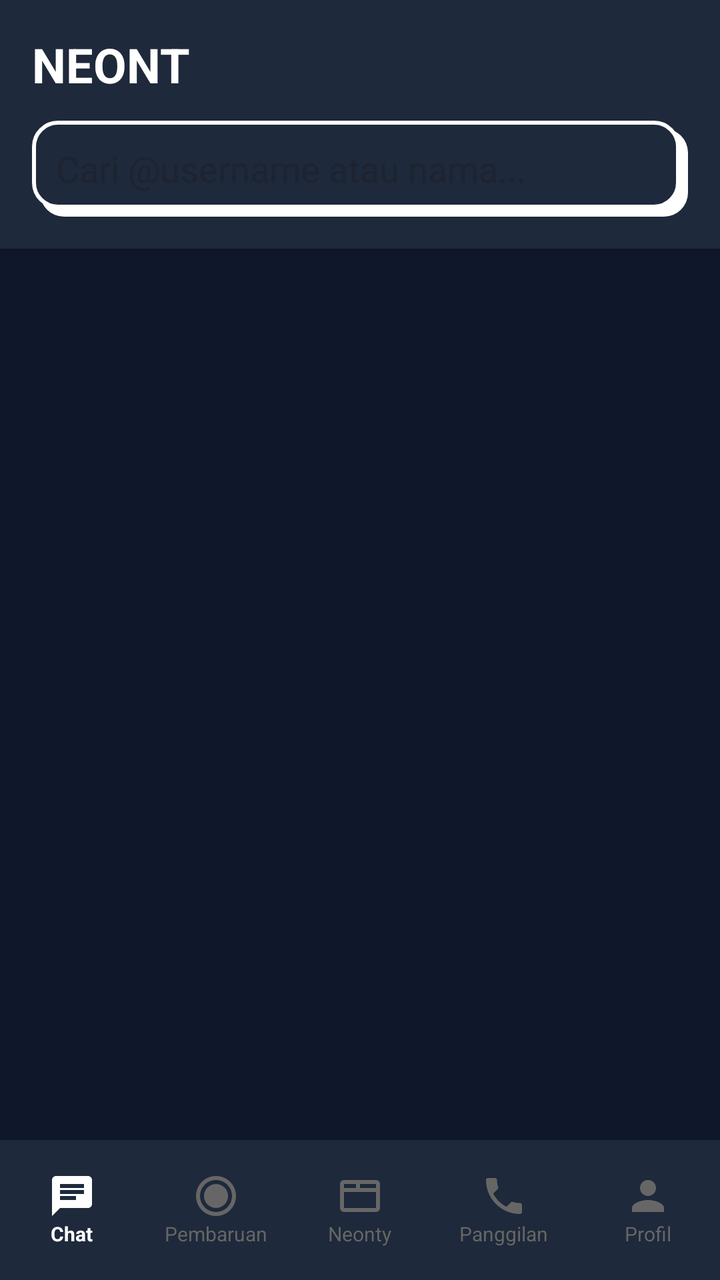
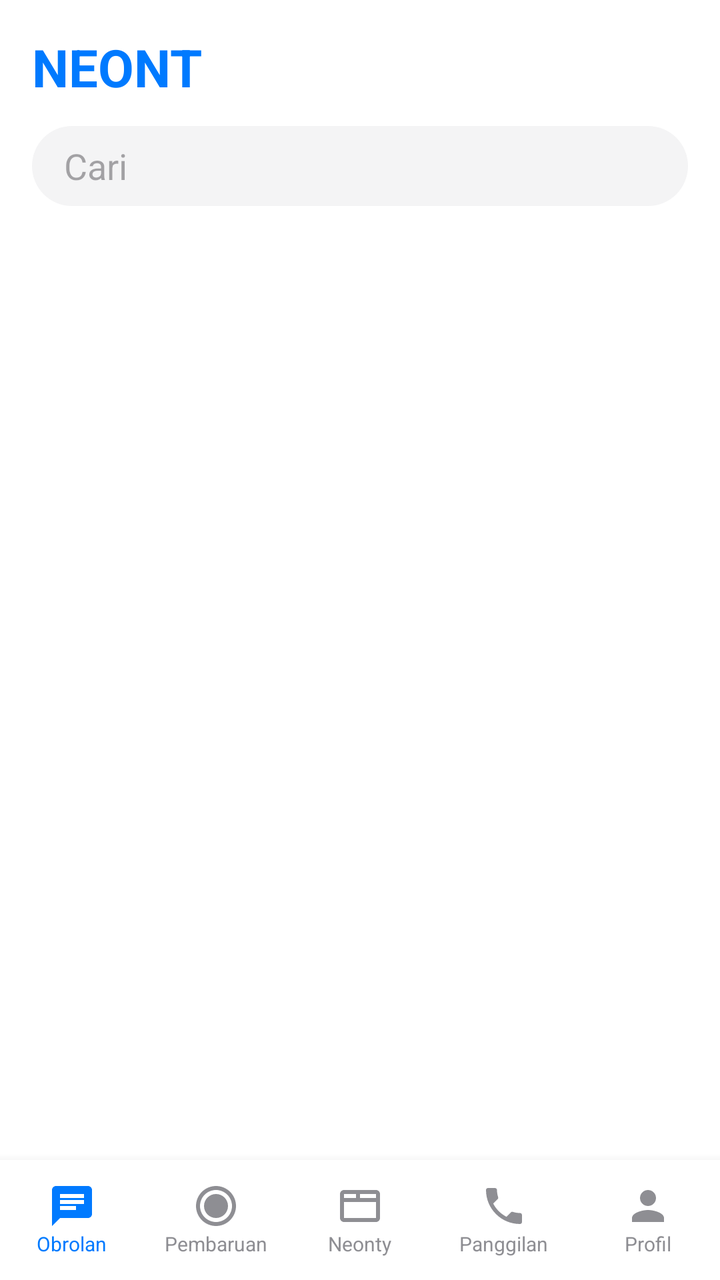

Compare the two renders of this Android layout. The source of the first and the diff that turns it into the second are given below.
<!-- AndroidManifest.xml: application theme Theme.Material3.DayNight.NoActionBar -->
<!-- res/layout/activity_home.xml -->
<?xml version="1.0" encoding="utf-8"?>
<androidx.constraintlayout.widget.ConstraintLayout xmlns:android="http://schemas.android.com/apk/res/android"
    xmlns:app="http://schemas.android.com/apk/res-auto"
    android:layout_width="match_parent"
    android:layout_height="match_parent"
    android:background="@color/nb_bg">

    <LinearLayout
        android:id="@+id/headerLayout"
        android:layout_width="match_parent"
        android:layout_height="wrap_content"
        android:orientation="vertical"
        android:padding="16dp"
        android:background="@color/nb_white"
        android:elevation="4dp"
        app:layout_constraintTop_toTopOf="parent">

        <TextView android:layout_width="wrap_content" android:layout_height="wrap_content" android:text="NEONT" android:textColor="@color/nb_black" android:textSize="24sp" android:textStyle="bold" android:layout_marginBottom="12dp"/>

        <EditText
            android:id="@+id/etHomeSearch"
            android:layout_width="match_parent"
            android:layout_height="48dp"
            android:background="@drawable/nb_box_white"
            android:hint="Cari @username atau nama..."
            android:padding="12dp"
            android:inputType="text"
            android:importantForAutofill="no"/>
    </LinearLayout>

    <androidx.recyclerview.widget.RecyclerView
        android:id="@+id/rvChats"
        android:layout_width="match_parent"
        android:layout_height="0dp"
        android:layout_margin="8dp"
        app:layout_constraintTop_toBottomOf="@id/headerLayout"
        app:layout_constraintBottom_toTopOf="@id/bottomNav" />

    
    <LinearLayout
        android:id="@+id/bottomNav"
        android:layout_width="match_parent"
        android:layout_height="70dp"
        android:background="@color/nb_white"
        android:elevation="8dp"
        android:orientation="horizontal"
        app:layout_constraintBottom_toBottomOf="parent">

        <LinearLayout android:id="@+id/navChat" android:layout_width="0dp" android:layout_height="match_parent" android:layout_weight="1" android:orientation="vertical" android:gravity="center" android:background="?attr/selectableItemBackground">
            <ImageView android:layout_width="24dp" android:layout_height="24dp" android:src="@drawable/ic_wa_chat" app:tint="@color/nb_black"/>
            <TextView android:layout_width="wrap_content" android:layout_height="wrap_content" android:text="Chat" android:textSize="10sp" android:textStyle="bold" android:textColor="@color/nb_black"/>
        </LinearLayout>

        <LinearLayout android:id="@+id/navPembaruan" android:layout_width="0dp" android:layout_height="match_parent" android:layout_weight="1" android:orientation="vertical" android:gravity="center" android:background="?attr/selectableItemBackground">
            <ImageView android:layout_width="24dp" android:layout_height="24dp" android:src="@drawable/ic_wa_status" app:tint="#666666"/>
            <TextView android:layout_width="wrap_content" android:layout_height="wrap_content" android:text="Pembaruan" android:textSize="10sp" android:textColor="#666666"/>
        </LinearLayout>

        <LinearLayout android:id="@+id/navNeonty" android:layout_width="0dp" android:layout_height="match_parent" android:layout_weight="1" android:orientation="vertical" android:gravity="center" android:background="?attr/selectableItemBackground">
            <ImageView android:layout_width="24dp" android:layout_height="24dp" android:src="@drawable/ic_neonty_box" app:tint="#666666"/>
            <TextView android:layout_width="wrap_content" android:layout_height="wrap_content" android:text="Neonty" android:textSize="10sp" android:textColor="#666666"/>
        </LinearLayout>

        <LinearLayout android:id="@+id/navPanggilan" android:layout_width="0dp" android:layout_height="match_parent" android:layout_weight="1" android:orientation="vertical" android:gravity="center" android:background="?attr/selectableItemBackground">
            <ImageView android:layout_width="24dp" android:layout_height="24dp" android:src="@drawable/ic_wa_call" app:tint="#666666"/>
            <TextView android:layout_width="wrap_content" android:layout_height="wrap_content" android:text="Panggilan" android:textSize="10sp" android:textColor="#666666"/>
        </LinearLayout>

        <LinearLayout android:id="@+id/navProfile" android:layout_width="0dp" android:layout_height="match_parent" android:layout_weight="1" android:orientation="vertical" android:gravity="center" android:background="?attr/selectableItemBackground">
            <ImageView android:layout_width="24dp" android:layout_height="24dp" android:src="@drawable/ic_wa_profile" app:tint="#666666"/>
            <TextView android:layout_width="wrap_content" android:layout_height="wrap_content" android:text="Profil" android:textSize="10sp" android:textColor="#666666"/>
        </LinearLayout>
    </LinearLayout>
</androidx.constraintlayout.widget.ConstraintLayout>
<!-- resources referenced by this layout -->
<resources>
  <color name="nb_bg">#0F172A</color>
  <color name="nb_black">#FFFFFF</color>
  <color name="nb_white">#1E293B</color>
  <!-- drawable ic_neonty_box (drawable) -->
  <vector xmlns:android="http://schemas.android.com/apk/res/android" android:width="24dp" android:height="24dp" android:viewportWidth="24" android:viewportHeight="24">
      <path android:fillColor="#000000" android:pathData="M20,4H4C2.9,4 2,4.9 2,6v12c0,1.1 0.9,2 2,2h16c1.1,0 2,-0.9 2,-2V6C22,4.9 21.1,4 20,4zM20,8h-8V6h8V8zM4,6h6v2H4V6zM4,18v-8h16v8H4z"/>
  </vector>
  <!-- drawable ic_wa_call (drawable) -->
  <vector xmlns:android="http://schemas.android.com/apk/res/android" android:width="24dp" android:height="24dp" android:viewportWidth="24" android:viewportHeight="24"><path android:fillColor="#000000" android:pathData="M6.62,10.79c1.44,2.83 3.76,5.14 6.59,6.59l2.2,-2.2c0.27,-0.27 0.67,-0.36 1.02,-0.24 1.12,0.37 2.33,0.57 3.57,0.57 0.55,0 1,0.45 1,1V20c0,0.55 -0.45,1 -1,1 -9.39,0 -17,-7.61 -17,-17 0,-0.55 0.45,-1 1,-1h3.5c0.55,0 1,0.45 1,1 0,1.25 0.2,2.45 0.57,3.57 0.11,0.35 0.03,0.74 -0.25,1.02l-2.2,2.2z"/></vector>
  <!-- drawable ic_wa_chat (drawable) -->
  <vector xmlns:android="http://schemas.android.com/apk/res/android" android:width="24dp" android:height="24dp" android:viewportWidth="24" android:viewportHeight="24"><path android:fillColor="#000000" android:pathData="M20,2H4c-1.1,0 -2,0.9 -2,2v18l4,-4h14c1.1,0 2,-0.9 2,-2V4c0,-1.1 -0.9,-2 -2,-2zM6,9h12v2H6V9zM14,14H6v-2h8V14zM18,8H6V6h12V8z"/></vector>
  <!-- drawable ic_wa_profile (drawable) -->
  <vector xmlns:android="http://schemas.android.com/apk/res/android" android:width="24dp" android:height="24dp" android:viewportWidth="24" android:viewportHeight="24">
      <path android:fillColor="#000000" android:pathData="M12,12c2.21,0 4,-1.79 4,-4s-1.79,-4 -4,-4 -4,1.79 -4,4 1.79,4 4,4zM12,14c-2.67,0 -8,1.34 -8,4v2h16v-2c0,-2.66 -5.33,-4 -8,-4z"/>
  </vector>
  <!-- drawable ic_wa_status (drawable) -->
  <vector xmlns:android="http://schemas.android.com/apk/res/android" android:width="24dp" android:height="24dp" android:viewportWidth="24" android:viewportHeight="24"><path android:fillColor="#000000" android:pathData="M12,2C6.48,2 2,6.48 2,12s4.48,10 10,10 10,-4.48 10,-10S17.52,2 12,2zM12,20c-4.41,0 -8,-3.59 -8,-8s3.59,-8 8,-8 8,3.59 8,8 -3.59,8 -8,8zM12,6c-3.31,0 -6,2.69 -6,6s2.69,6 6,6 6,-2.69 6,-6 -2.69,-6 -6,-6z"/></vector>
  <!-- drawable nb_box_white (drawable) -->
  <?xml version="1.0" encoding="utf-8"?>
  <layer-list xmlns:android="http://schemas.android.com/apk/res/android">
      
      <item android:left="4dp" android:top="4dp">
          <shape>
              <solid android:color="@color/nb_black" />
              <corners android:radius="12dp" />
          </shape>
      </item>
      
      <item android:right="4dp" android:bottom="4dp">
          <shape>
              <solid android:color="@color/nb_white" />
              <stroke android:width="2dp" android:color="@color/nb_black" />
              <corners android:radius="12dp" />
          </shape>
      </item>
  </layer-list>
</resources>

<!-- the commit's change to res/layout/activity_home.xml (unified diff, before → after) -->
@@ -3,36 +3,45 @@
     xmlns:app="http://schemas.android.com/apk/res-auto"
     android:layout_width="match_parent"
     android:layout_height="match_parent"
-    android:background="@color/nb_bg">
+    android:background="@color/tg_bg">
 
+    
     <LinearLayout
         android:id="@+id/headerLayout"
         android:layout_width="match_parent"
         android:layout_height="wrap_content"
         android:orientation="vertical"
         android:padding="16dp"
-        android:background="@color/nb_white"
-        android:elevation="4dp"
+        android:background="@color/tg_bg"
         app:layout_constraintTop_toTopOf="parent">
 
-        <TextView android:layout_width="wrap_content" android:layout_height="wrap_content" android:text="NEONT" android:textColor="@color/nb_black" android:textSize="24sp" android:textStyle="bold" android:layout_marginBottom="12dp"/>
+        <TextView
+            android:layout_width="wrap_content"
+            android:layout_height="wrap_content"
+            android:text="NEONT"
+            android:textColor="@color/tg_blue"
+            android:textSize="26sp"
+            android:textStyle="bold"
+            android:layout_marginBottom="12dp"/>
 
         <EditText
             android:id="@+id/etHomeSearch"
             android:layout_width="match_parent"
-            android:layout_height="48dp"
-            android:background="@drawable/nb_box_white"
-            android:hint="Cari @username atau nama..."
-            android:padding="12dp"
+            android:layout_height="40dp"
+            android:background="@drawable/bg_search_telegram"
+            android:hint="Cari"
+            android:paddingStart="16dp"
+            android:paddingEnd="16dp"
+            android:textColor="@color/tg_text"
             android:inputType="text"
             android:importantForAutofill="no"/>
     </LinearLayout>
 
+    
     <androidx.recyclerview.widget.RecyclerView
         android:id="@+id/rvChats"
         android:layout_width="match_parent"
         android:layout_height="0dp"
-        android:layout_margin="8dp"
         app:layout_constraintTop_toBottomOf="@id/headerLayout"
         app:layout_constraintBottom_toTopOf="@id/bottomNav" />
 
@@ -40,35 +49,35 @@
     <LinearLayout
         android:id="@+id/bottomNav"
         android:layout_width="match_parent"
-        android:layout_height="70dp"
-        android:background="@color/nb_white"
+        android:layout_height="60dp"
+        android:background="@color/tg_bg"
         android:elevation="8dp"
         android:orientation="horizontal"
         app:layout_constraintBottom_toBottomOf="parent">
 
         <LinearLayout android:id="@+id/navChat" android:layout_width="0dp" android:layout_height="match_parent" android:layout_weight="1" android:orientation="vertical" android:gravity="center" android:background="?attr/selectableItemBackground">
-            <ImageView android:layout_width="24dp" android:layout_height="24dp" android:src="@drawable/ic_wa_chat" app:tint="@color/nb_black"/>
-            <TextView android:layout_width="wrap_content" android:layout_height="wrap_content" android:text="Chat" android:textSize="10sp" android:textStyle="bold" android:textColor="@color/nb_black"/>
+            <ImageView android:layout_width="24dp" android:layout_height="24dp" android:src="@drawable/ic_wa_chat" app:tint="@color/tg_blue"/>
+            <TextView android:layout_width="wrap_content" android:layout_height="wrap_content" android:text="Obrolan" android:textSize="10sp" android:textColor="@color/tg_blue"/>
         </LinearLayout>
 
         <LinearLayout android:id="@+id/navPembaruan" android:layout_width="0dp" android:layout_height="match_parent" android:layout_weight="1" android:orientation="vertical" android:gravity="center" android:background="?attr/selectableItemBackground">
-            <ImageView android:layout_width="24dp" android:layout_height="24dp" android:src="@drawable/ic_wa_status" app:tint="#666666"/>
-            <TextView android:layout_width="wrap_content" android:layout_height="wrap_content" android:text="Pembaruan" android:textSize="10sp" android:textColor="#666666"/>
+            <ImageView android:layout_width="24dp" android:layout_height="24dp" android:src="@drawable/ic_wa_status" app:tint="@color/tg_text_gray"/>
+            <TextView android:layout_width="wrap_content" android:layout_height="wrap_content" android:text="Pembaruan" android:textSize="10sp" android:textColor="@color/tg_text_gray"/>
         </LinearLayout>
 
         <LinearLayout android:id="@+id/navNeonty" android:layout_width="0dp" android:layout_height="match_parent" android:layout_weight="1" android:orientation="vertical" android:gravity="center" android:background="?attr/selectableItemBackground">
-            <ImageView android:layout_width="24dp" android:layout_height="24dp" android:src="@drawable/ic_neonty_box" app:tint="#666666"/>
-            <TextView android:layout_width="wrap_content" android:layout_height="wrap_content" android:text="Neonty" android:textSize="10sp" android:textColor="#666666"/>
+            <ImageView android:layout_width="24dp" android:layout_height="24dp" android:src="@drawable/ic_neonty_box" app:tint="@color/tg_text_gray"/>
+            <TextView android:layout_width="wrap_content" android:layout_height="wrap_content" android:text="Neonty" android:textSize="10sp" android:textColor="@color/tg_text_gray"/>
         </LinearLayout>
 
         <LinearLayout android:id="@+id/navPanggilan" android:layout_width="0dp" android:layout_height="match_parent" android:layout_weight="1" android:orientation="vertical" android:gravity="center" android:background="?attr/selectableItemBackground">
-            <ImageView android:layout_width="24dp" android:layout_height="24dp" android:src="@drawable/ic_wa_call" app:tint="#666666"/>
-            <TextView android:layout_width="wrap_content" android:layout_height="wrap_content" android:text="Panggilan" android:textSize="10sp" android:textColor="#666666"/>
+            <ImageView android:layout_width="24dp" android:layout_height="24dp" android:src="@drawable/ic_wa_call" app:tint="@color/tg_text_gray"/>
+            <TextView android:layout_width="wrap_content" android:layout_height="wrap_content" android:text="Panggilan" android:textSize="10sp" android:textColor="@color/tg_text_gray"/>
         </LinearLayout>
 
         <LinearLayout android:id="@+id/navProfile" android:layout_width="0dp" android:layout_height="match_parent" android:layout_weight="1" android:orientation="vertical" android:gravity="center" android:background="?attr/selectableItemBackground">
-            <ImageView android:layout_width="24dp" android:layout_height="24dp" android:src="@drawable/ic_wa_profile" app:tint="#666666"/>
-            <TextView android:layout_width="wrap_content" android:layout_height="wrap_content" android:text="Profil" android:textSize="10sp" android:textColor="#666666"/>
+            <ImageView android:layout_width="24dp" android:layout_height="24dp" android:src="@drawable/ic_wa_profile" app:tint="@color/tg_text_gray"/>
+            <TextView android:layout_width="wrap_content" android:layout_height="wrap_content" android:text="Profil" android:textSize="10sp" android:textColor="@color/tg_text_gray"/>
         </LinearLayout>
     </LinearLayout>
 </androidx.constraintlayout.widget.ConstraintLayout>
<!-- resource entries referenced after the edit -->
@@ -1,8 +1,15 @@
 <!-- resources referenced by this layout -->
 <resources>
-  <color name="nb_bg">#0F172A</color>
-  <color name="nb_black">#FFFFFF</color>
-  <color name="nb_white">#1E293B</color>
+  <color name="tg_bg">#FFFFFF</color>
+  <color name="tg_blue">#007AFF</color>
+  <color name="tg_text">#000000</color>
+  <color name="tg_text_gray">#8E8E93</color>
+  <!-- drawable bg_search_telegram (drawable) -->
+  <?xml version="1.0" encoding="utf-8"?>
+  <shape xmlns:android="http://schemas.android.com/apk/res/android">
+      <solid android:color="@color/tg_bg_gray" />
+      <corners android:radius="20dp" />
+  </shape>
   <!-- drawable ic_neonty_box (drawable) -->
   <vector xmlns:android="http://schemas.android.com/apk/res/android" android:width="24dp" android:height="24dp" android:viewportWidth="24" android:viewportHeight="24">
       <path android:fillColor="#000000" android:pathData="M20,4H4C2.9,4 2,4.9 2,6v12c0,1.1 0.9,2 2,2h16c1.1,0 2,-0.9 2,-2V6C22,4.9 21.1,4 20,4zM20,8h-8V6h8V8zM4,6h6v2H4V6zM4,18v-8h16v8H4z"/>
@@ -17,24 +24,6 @@
   </vector>
   <!-- drawable ic_wa_status (drawable) -->
   <vector xmlns:android="http://schemas.android.com/apk/res/android" android:width="24dp" android:height="24dp" android:viewportWidth="24" android:viewportHeight="24"><path android:fillColor="#000000" android:pathData="M12,2C6.48,2 2,6.48 2,12s4.48,10 10,10 10,-4.48 10,-10S17.52,2 12,2zM12,20c-4.41,0 -8,-3.59 -8,-8s3.59,-8 8,-8 8,3.59 8,8 -3.59,8 -8,8zM12,6c-3.31,0 -6,2.69 -6,6s2.69,6 6,6 6,-2.69 6,-6 -2.69,-6 -6,-6z"/></vector>
-  <!-- drawable nb_box_white (drawable) -->
-  <?xml version="1.0" encoding="utf-8"?>
-  <layer-list xmlns:android="http://schemas.android.com/apk/res/android">
-      
-      <item android:left="4dp" android:top="4dp">
-          <shape>
-              <solid android:color="@color/nb_black" />
-              <corners android:radius="12dp" />
-          </shape>
-      </item>
-      
-      <item android:right="4dp" android:bottom="4dp">
-          <shape>
-              <solid android:color="@color/nb_white" />
-              <stroke android:width="2dp" android:color="@color/nb_black" />
-              <corners android:radius="12dp" />
-          </shape>
-      </item>
-  </layer-list>
+  <color name="tg_bg_gray">#F4F4F5</color>
 </resources>
 
